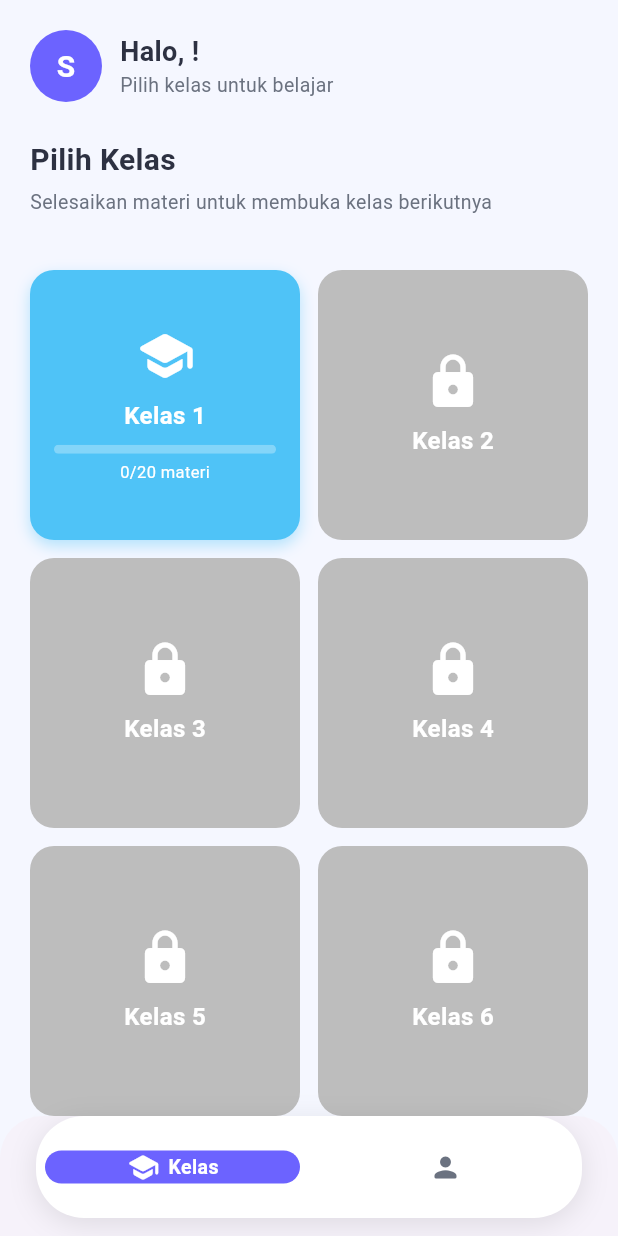
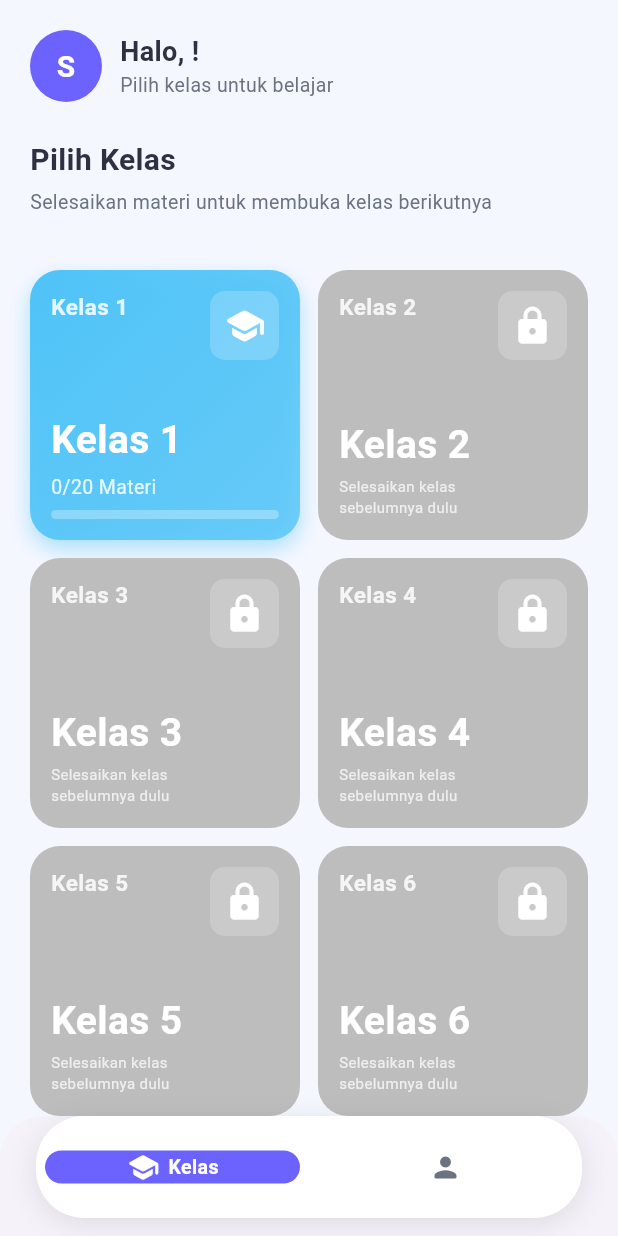
Before and after one commit to ardhikaxx/jago-hitung-mobile, a Flutter app: the screen it shows once a user with an empty profile is signed in, on a phone screen of 412 x 824 dp. Run offline on Flutter 3.47's test engine with Material 3 defaults, Android fonts, the phone set to English and light mode, and no system bars; our stand-ins replace cloud_firestore, firebase_auth, firebase_core, google_sign_in; accounts and stored records are empty.

Commit message:
fix: perbaiki layout dan ukuran card pilih kelas

```diff
--- a/lib/screens/home_screen.dart
+++ b/lib/screens/home_screen.dart
@@ -236,6 +236,8 @@ class _KelasPage extends StatelessWidget {
       }
     }
     final totalTopics = AppConstants.getTopicOrder(kelas).length;
+    final double progressValue =
+        totalTopics > 0 ? completedCount / totalTopics : 0;
 
     return GestureDetector(
       onTap: unlocked
@@ -250,70 +252,113 @@ class _KelasPage extends StatelessWidget {
           : null,
       child: Container(
         decoration: BoxDecoration(
-          color: unlocked ? color : AppColors.locked,
-          borderRadius: BorderRadius.circular(16),
+          gradient: unlocked
+              ? LinearGradient(
+                  colors: [
+                    color,
+                    color.withValues(alpha: 0.75),
+                  ],
+                  begin: Alignment.topLeft,
+                  end: Alignment.bottomRight,
+                )
+              : null,
+          color: unlocked ? null : AppColors.locked,
+          borderRadius: BorderRadius.circular(20),
           boxShadow: unlocked
               ? [
                   BoxShadow(
-                    color: color.withValues(alpha: 0.4),
-                    blurRadius: 8,
-                    offset: const Offset(0, 4),
+                    color: color.withValues(alpha: 0.45),
+                    blurRadius: 12,
+                    offset: const Offset(0, 6),
                   )
                 ]
               : [],
         ),
-        child: Stack(
+        child: Padding(
+          padding: const EdgeInsets.all(14),
+          child: Column(
+            crossAxisAlignment: CrossAxisAlignment.start,
             children: [
-            Positioned.fill(
-              child: Padding(
-                padding: const EdgeInsets.all(16),
-                child: Column(
-                  mainAxisAlignment: MainAxisAlignment.center,
+              // ── Baris atas: label kiri, icon kanan ──
+              Row(
+                crossAxisAlignment: CrossAxisAlignment.start,
                 children: [
-                    Icon(
-                      unlocked
-                          ? Icons.school_rounded
-                          : Icons.lock_rounded,
-                      size: 40,
-                      color: Colors.white,
+                  Expanded(
+                    child: Text(
+                      'Kelas $kelas',
+                      style: TextStyle(
+                        fontSize: 15,
+                        fontWeight: FontWeight.w600,
+                        color: Colors.white.withValues(alpha: 0.85),
+                        letterSpacing: 0.3,
                       ),
-                    const SizedBox(height: 8),
-                    Text(
-                      namaKelas,
-                      style: const TextStyle(
-                        fontSize: 16,
-                        fontWeight: FontWeight.bold,
+                    ),
+                  ),
+                  Container(
+                    padding: const EdgeInsets.all(9),
+                    decoration: BoxDecoration(
+                      color: Colors.white.withValues(alpha: 0.2),
+                      borderRadius: BorderRadius.circular(10),
+                    ),
+                    child: Icon(
+                      unlocked ? Icons.school_rounded : Icons.lock_rounded,
+                      size: 28,
                       color: Colors.white,
                     ),
                   ),
+                ],
+              ),
+
+              const Spacer(),
+
+              // ── Nama kelas besar ──
+              Text(
+                namaKelas,
+                maxLines: 2,
+                overflow: TextOverflow.ellipsis,
+                style: const TextStyle(
+                  fontSize: 26,
+                  fontWeight: FontWeight.bold,
+                  color: Colors.white,
+                  height: 1.2,
+                ),
+              ),
+
+              const SizedBox(height: 6),
+
+              // ── Keterangan progress ──
               if (unlocked) ...[
-                      const SizedBox(height: 8),
+                Text(
+                  '$completedCount/$totalTopics Materi',
+                  style: TextStyle(
+                    fontSize: 13,
+                    color: Colors.white.withValues(alpha: 0.85),
+                  ),
+                ),
+                const SizedBox(height: 6),
+                // ── Progress bar ──
                 ClipRRect(
-                        borderRadius: BorderRadius.circular(4),
+                  borderRadius: BorderRadius.circular(6),
                   child: LinearProgressIndicator(
-                          value: totalTopics > 0
-                              ? completedCount / totalTopics
-                              : 0,
+                    value: progressValue,
                     backgroundColor: Colors.white.withValues(alpha: 0.3),
                     valueColor:
                         const AlwaysStoppedAnimation<Color>(Colors.white),
                     minHeight: 6,
                   ),
                 ),
-                      const SizedBox(height: 4),
+              ] else ...[
                 Text(
-                        '$completedCount/$totalTopics materi',
-                        style: const TextStyle(
-                          fontSize: 11,
-                          color: Colors.white,
+                  'Selesaikan kelas\nsebelumnya dulu',
+                  style: TextStyle(
+                    fontSize: 10,
+                    color: Colors.white.withValues(alpha: 0.75),
+                    height: 1.4,
                   ),
                 ),
               ],
             ],
           ),
-              ),
-            ),
-          ],
         ),
       ),
     );
```
Lines whose indentation alone changed are shown as unchanged.
